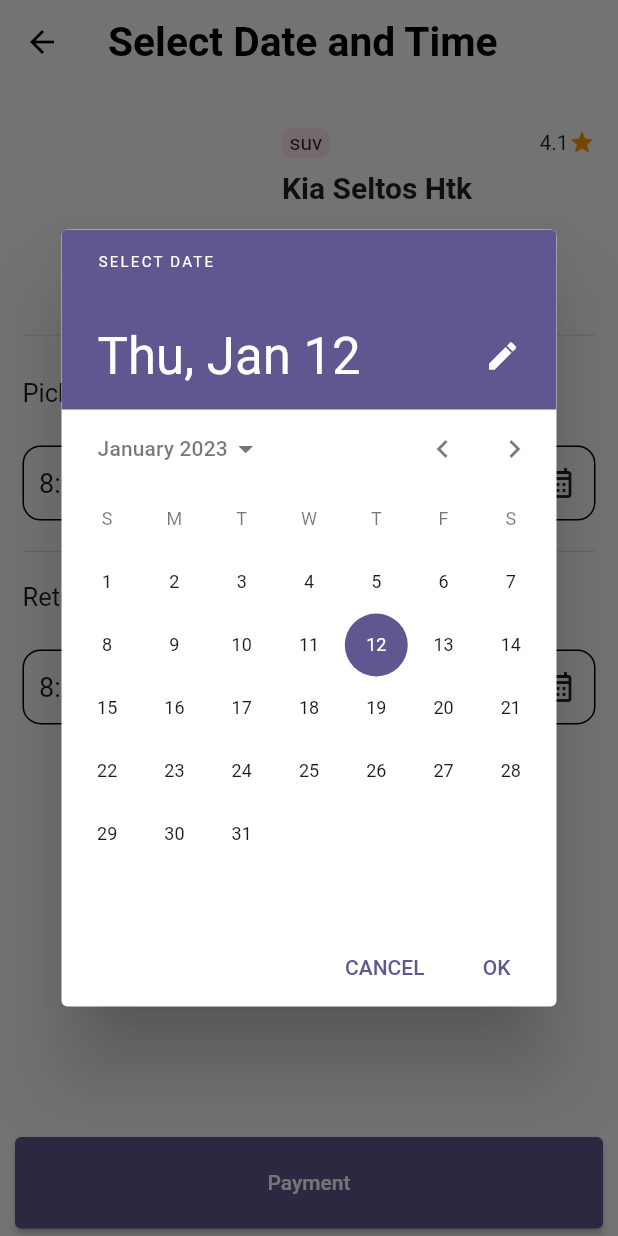
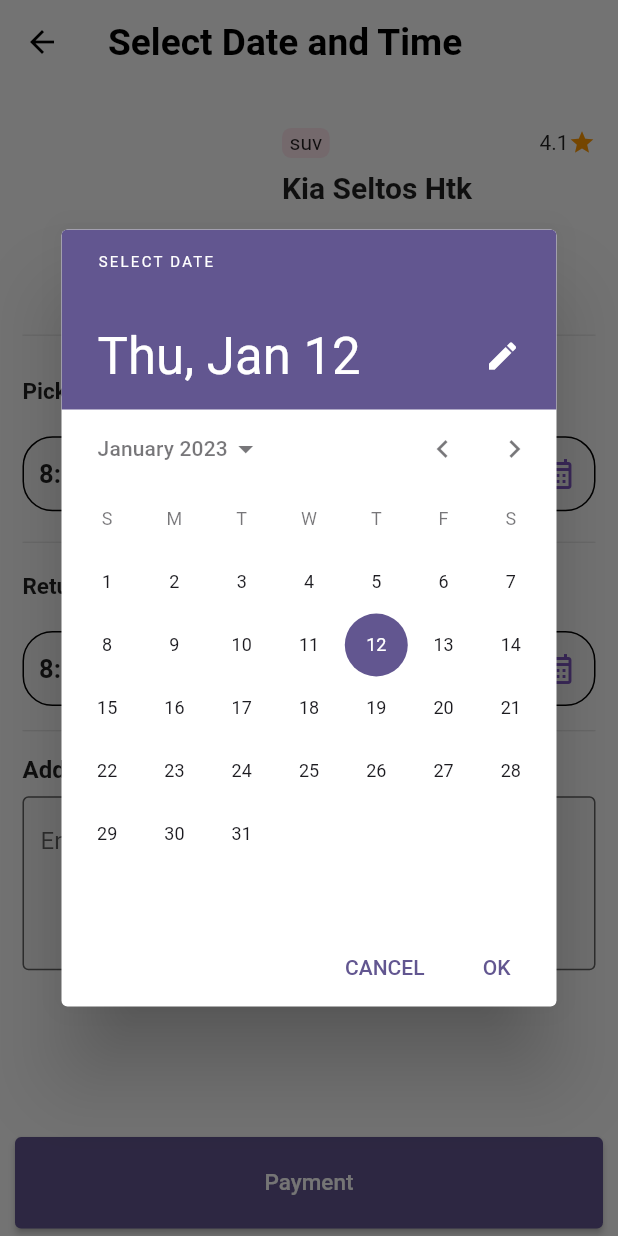
Before and after one commit to yash9858/vehicle_rent, a Flutter app: the Select_date screen opened directly, after a tap on the "calendar month" icon, on a phone screen of 412 x 824 dp. Run offline on Flutter 3.47's test engine with Material 3 defaults, Android fonts, the phone set to English and light mode, and no system bars; our stand-ins replace cool_alert, flutter_credit_card, flutter_rating_bar, line_icons, lottie, salomon_bottom_bar; missing offline and left inert: expansion_tile_group, onboarding_intro_screen, rating_summary; network calls fail.

Commit message:
log ma jai ne joi leje

```diff
--- a/lib/User/Select_date.dart
+++ b/lib/User/Select_date.dart
@@ -67,14 +67,22 @@
       appBar: AppBar(
 
         backgroundColor: Colors.transparent,
-        title: Text("Select Date and Time",style: TextStyle(color: Colors.black,fontWeight: FontWeight.bold,fontSize: mheight*0.033),),
+        title: Text("Select Date and Time",style: TextStyle(color: Colors.black,fontWeight: FontWeight.bold,fontSize: mheight*0.030),),
         iconTheme: IconThemeData(color: Colors.black),
         elevation: 0,
 
       ),
-      body: Container(
+
+
+
+
+
+      body: SingleChildScrollView(
+        physics: BouncingScrollPhysics(),
+        child: Container(
           padding: const EdgeInsets.only(top:15,left: 15,right: 15,),
           child: Column(
+            crossAxisAlignment: CrossAxisAlignment.start,
             children: [
               Row(
 
@@ -141,14 +149,16 @@
                 height: mheight*0.07,
 
               ),
+
+
               //Pick up date and time
               Container(
                 child: Column(
 
                   crossAxisAlignment: CrossAxisAlignment.start,
                   children: [
-                  Text("Pick Up Date and Time",style: TextStyle(fontSize: 17,)),
-                  SizedBox(height:mheight*0.03),
+                    Text("Pick Up Date and Time",style: TextStyle(fontSize: 15,fontWeight: FontWeight.bold)),
+                    SizedBox(height:mheight*0.025),
                     Row(
                       mainAxisAlignment: MainAxisAlignment.spaceBetween,
                       children: [
@@ -157,8 +167,8 @@
                           width:mwidth*0.4,
                           padding:EdgeInsets.only(left: 10,right: 5),
                           decoration: BoxDecoration(
-                          borderRadius: BorderRadius.circular(12),
-                         // color: Colors.amber,
+                            borderRadius: BorderRadius.circular(20),
+                           color:Colors.grey.shade100,
                             border: Border.all(
                               width: 1
                             )
@@ -168,8 +178,8 @@
                           mainAxisAlignment: MainAxisAlignment.spaceBetween,
 
                           children: [
-                          Text(_PickupTime.format(context).toString(),style: TextStyle(fontSize: 18),),
-                          IconButton(onPressed: PickupTime, icon: Icon(Icons.more_time_rounded))
+                            Text(_PickupTime.format(context).toString(),style: TextStyle(fontSize: 17,fontWeight: FontWeight.bold),),
+                            IconButton(onPressed: PickupTime, icon: Icon(Icons.timer_outlined,color: Colors.deepPurple.shade400,))
                           ],
                         ),
 
@@ -181,8 +191,8 @@
                           width:mwidth*0.4,
                           padding:EdgeInsets.only(left: 5,),
                           decoration: BoxDecoration(
-                            borderRadius: BorderRadius.circular(12),
-                            // color: Colors.amber,
+                              borderRadius: BorderRadius.circular(20),
+                               color:Colors.grey.shade100,
                               border: Border.all(
                                   width: 1
                               )
@@ -192,8 +202,8 @@
                             mainAxisAlignment: MainAxisAlignment.spaceBetween,
 
                             children: [
-                            Text(DateFormat('yMd').format(_PickupDate),style: TextStyle(fontSize: 18),),
-                            IconButton(onPressed: Pickupdate, icon: Icon(Icons.calendar_month_outlined))
+                              Text(DateFormat('d MMM yy').format(_PickupDate),style: TextStyle(fontSize: 17,fontWeight: FontWeight.bold),),
+                              IconButton(onPressed: Pickupdate, icon: Icon(Icons.calendar_month_outlined,color: Colors.deepPurple.shade400,))
                             ],
                           ),
 
@@ -217,8 +227,8 @@
 
                   crossAxisAlignment: CrossAxisAlignment.start,
                   children: [
-                  Text("Return  Date and Time",style: TextStyle(fontSize: 17)),
-                  SizedBox(height:mheight*0.03),
+                    Text("Return  Date and Time",style: TextStyle(fontSize: 15,fontWeight: FontWeight.bold)),
+                    SizedBox(height:mheight*0.025),
                     Row(
                       mainAxisAlignment: MainAxisAlignment.spaceBetween,
                       children: [
@@ -227,8 +237,9 @@
                           width:mwidth*0.4,
                           padding:EdgeInsets.only(left: 10,right: 5),
                           decoration: BoxDecoration(
-                            borderRadius: BorderRadius.circular(12),
-                            // color: Colors.amber,
+                              borderRadius: BorderRadius.circular(20),
+                              color:Colors.grey.shade100,
+
                               border: Border.all(
                                   width: 1
                               )
@@ -238,8 +249,8 @@
                             mainAxisAlignment: MainAxisAlignment.spaceBetween,
 
                             children: [
-                            Text(_ReturnTime.format(context).toString(),style: TextStyle(fontSize: 18),),
-                            IconButton(onPressed: ReturnTime, icon: Icon(Icons.more_time_rounded))
+                              Text(_ReturnTime.format(context).toString(),style: TextStyle(fontSize: 17,fontWeight: FontWeight.bold),),
+                              IconButton(onPressed: ReturnTime, icon: Icon(Icons.timer_outlined,color: Colors.deepPurple.shade400,))
                             ],
                           ),
 
@@ -251,8 +262,8 @@
                           width:mwidth*0.4,
                           padding:EdgeInsets.only(left: 5,),
                           decoration: BoxDecoration(
-                            borderRadius: BorderRadius.circular(12),
-                            // color: Colors.amber,
+                              borderRadius: BorderRadius.circular(20),
+                               color: Colors.grey.shade100,
                               border: Border.all(
                                   width: 1
                               )
@@ -262,8 +273,8 @@
                             mainAxisAlignment: MainAxisAlignment.spaceBetween,
 
                             children: [
-                            Text(DateFormat('yMd').format(_ReturnDate),style: TextStyle(fontSize: 18),),
-                            IconButton(onPressed: ReturnDate, icon: Icon(Icons.calendar_month_outlined))
+                              Text(DateFormat('d MMM yy').format(_ReturnDate),style: TextStyle(fontSize: 17,fontWeight: FontWeight.bold),),
+                              IconButton(onPressed: ReturnDate, icon: Icon(Icons.calendar_month_outlined,color: Colors.deepPurple.shade400,))
                             ],
                           ),
 
@@ -275,10 +286,39 @@
                 ),
               ),
 
+              Divider(
+                height: mheight*0.04,
+
+              ),
+
+              //Address
+              Text("Address",style: TextStyle(fontWeight: FontWeight.bold,fontSize: 16),),
+              SizedBox(height: mheight*0.01,),
+              Container(
+              //  padding: EdgeInsets.only(left: 12,right: 12),
+                child: TextField(
+                  keyboardType: TextInputType.multiline,
+                  maxLines: 4,
+                  cursorColor: Colors.deepPurple.shade800,
+                  decoration: InputDecoration(
+                      fillColor: Colors.grey.shade100,
+                      filled: true,
+                      hintText: "Enter Your Delivary Address",
+                      focusedBorder:OutlineInputBorder(
+                          borderSide: BorderSide(color: Colors.deepPurple.shade800)
+                      ),
+                      border: const OutlineInputBorder()
+                  ),
+                ),
+              ),
+
+
+
             ],
           ),
         ),
-      bottomSheet: Container(
+      ),
+      bottomNavigationBar: Container(
         padding: EdgeInsets.only(bottom: 5,left: 10,right: 10),
         width: double.infinity,
         height: mheight*0.08,
@@ -286,7 +326,7 @@
           onPressed: (){
             Navigator.push(context, MaterialPageRoute(builder: (context)=> Payment_page()));
           },
-          child: Text("Payment"),
+          child: Text("Payment",style: TextStyle(fontSize: 15),),
         ),
       ),
     );
```
Also changed, not shown: lib/User/Bike_Details.dart (+111 -93 lines), lib/User/Book_summary.dart (+19 -40 lines), lib/User/Car_Details.dart (+12 -34 lines). Lines whose indentation alone changed are shown as unchanged.
